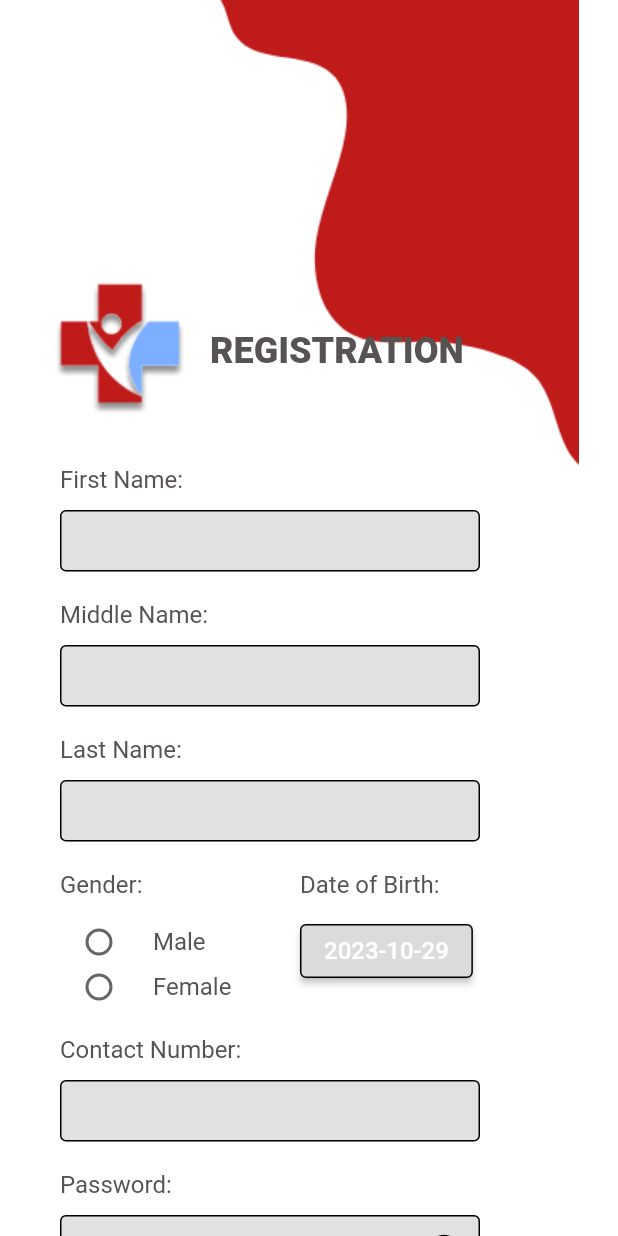
After one commit to Lance-Abella/lifeline_assistance, a Flutter app: the RegistrationPage screen opened directly, on a phone screen of 412 x 824 dp. The commit adds this screen. Run offline on Flutter 3.47's test engine with Material 2 defaults, Android fonts, the phone set to English and light mode, and no system bars; Roboto replaces fonts that are missing (IBM Plex Mono).

Commit message:
finished the registration page 1

```diff
--- a/lib/pages/login_page.dart
+++ b/lib/pages/login_page.dart
@@ -2,6 +2,7 @@
 
 import "package:flutter/material.dart";
 import "package:flutter/services.dart";
+import "package:lifeline_assistance/pages/registration_page.dart";
 
 class LoginPage extends StatefulWidget {
   @override
@@ -28,21 +29,21 @@
             ),
 
             Container(
-              margin: EdgeInsets.only(left: 105, top: 60),
+              margin: EdgeInsets.only(left: 22, top: 180),
               child: Image(
                 image: AssetImage("assets/logind2.png"),
               ),
             ),
 
             Container(
-              margin: EdgeInsets.only(left: 127, top: 240),
+              margin: EdgeInsets.only(left: 140, top: 220),
               child: Text(
                 "LOG IN",
                 style: TextStyle(
                   color: Color.fromRGBO(88, 83, 83, 1),
                   fontFamily: "IBM Plex Mono",
                   fontSize: 24,
-                  fontWeight: FontWeight.w400,
+                  fontWeight: FontWeight.w800,
                 ),
               ),
             ),
@@ -178,7 +179,9 @@
               ),
             ),
 
-            Container(
+            GestureDetector(
+              onTap: () => Navigator.of(context).push(MaterialPageRoute(builder: (context) =>RegistrationPage())),
+              child: Container(
                 margin: EdgeInsets.only(left: 115, top: 625),
                 child: Text(
                   "Create an account",
@@ -187,6 +190,7 @@
                     fontFamily: "IBM Plex Mono",
                     fontSize: 14,
                     fontWeight: FontWeight.w800,
+                  ),
                 ),
               ),
             ),
--- /dev/null
+++ b/lib/pages/registration_page.dart
@@ -0,0 +1,594 @@
+// ignore_for_file: prefer_const_constructors, avoid_unnecessary_containers, prefer_const_literals_to_create_immutables, sized_box_for_whitespace, unused_element, deprecated_member_use
+
+import 'package:flutter/material.dart';
+import 'package:flutter/services.dart';
+import 'package:lifeline_assistance/pages/login_page.dart';
+
+class RegistrationPage extends StatefulWidget {
+  const RegistrationPage({super.key});
+
+  @override
+  State<RegistrationPage> createState() => _RegistrationPageState();
+}
+
+class _RegistrationPageState extends State<RegistrationPage> {
+  String? gender;
+  DateTime selectedDate = DateTime.now();
+  bool _obscureText = true;
+  String? selectedBloodType;
+
+  Future<void> _selectDate(BuildContext context) async {
+  DateTime currentDate = selectedDate;
+
+  DateTime? picked = await showDialog(
+    context: context,
+    builder: (BuildContext context) {
+      return AlertDialog(
+        title: Text(
+          "Select Date of Birth",
+          style: TextStyle(
+            color: Color.fromRGBO(88, 83, 83, 1),
+          ),
+          ),
+        backgroundColor: Colors.white,
+        content: Column(
+          mainAxisSize: MainAxisSize.min,
+          children: [
+            Container(
+              height: 200,
+              color: Colors.white,
+              child: Theme(
+                data: ThemeData.light().copyWith(
+                  primaryColor: Colors.white,
+                ),
+                child: CalendarDatePicker(
+                  initialDate: currentDate,
+                  firstDate: DateTime(1900),
+                  lastDate: DateTime.now(),
+                  onDateChanged: (date) {
+                    currentDate = date;
+                  },
+                ),
+              ),
+            ),
+            ElevatedButton(
+              onPressed: () {
+                Navigator.of(context).pop(currentDate);
+              },
+              child: Text(
+                "OK",
+                style: TextStyle(
+                color: Color.fromRGBO(255, 255, 255, 1),
+              ),
+              ),
+            ),
+          ],
+        ),
+      );
+    },
+  );
+
+  if (picked != null) {
+    setState(() {
+      selectedDate = picked;
+    });
+  }
+}
+
+  @override
+  Widget build(BuildContext context) {
+    return Scaffold(
+      backgroundColor: Colors.white,
+      body: Container(
+        height: 3000,
+        width: 400,
+        child: SingleChildScrollView(
+          child: Stack(
+            children: [
+              Container(
+                margin: EdgeInsets.only(left: 135),
+                child: Image(
+                  image: AssetImage("assets/logind1.png"),
+                ),
+              ),
+
+              Container(
+                margin: EdgeInsets.only(left: 22, top: 180),
+                child: Image(
+                  image: AssetImage("assets/logind2.png"),
+                ),
+              ),
+
+              Container(
+                width: 180,
+              margin: EdgeInsets.only(top: 1050),
+              child: Image(
+                image: AssetImage("assets/logind3.png"),
+              ),
+            ),
+
+              Container(
+                margin: EdgeInsets.only(left: 140, top: 220),
+                child: Text(
+                  "REGISTRATION",
+                  style: TextStyle(
+                    color: Color.fromRGBO(88, 83, 83, 1),
+                    fontFamily: "IBM Plex Mono",
+                    fontSize: 24,
+                    fontWeight: FontWeight.w800,
+                  ),
+                ),
+              ),
+
+              Container(
+                margin: EdgeInsets.only(left: 40, top: 310),
+                child: Text(
+                  "First Name:",
+                  style: TextStyle(
+                    color: Color.fromRGBO(88, 83, 83, 1),
+                    fontFamily: "IBM Plex Mono",
+                    fontSize: 16,
+                    fontWeight: FontWeight.w400,
+                  ),
+                ),
+              ),
+
+              Container(
+                height: 41,
+                width: 280,
+                margin: EdgeInsets.only(left: 40, top: 340),
+                child: TextField(
+                  style: TextStyle(
+                    color: Colors.black,
+                  ),
+                  decoration: InputDecoration(
+                    enabledBorder: OutlineInputBorder(
+                      borderSide: BorderSide(color: Colors.black),
+                    ),
+                    focusedBorder: OutlineInputBorder(
+                      borderSide: BorderSide(color: Colors.black),
+                    ),
+                    filled: true,
+                    fillColor: Color.fromRGBO(226, 225, 225, 1),
+                  ),
+                ),
+              ),
+
+              Container(
+                margin: EdgeInsets.only(left: 40, top: 400),
+                child: Text(
+                  "Middle Name:",
+                  style: TextStyle(
+                    color: Color.fromRGBO(88, 83, 83, 1),
+                    fontFamily: "IBM Plex Mono",
+                    fontSize: 16,
+                    fontWeight: FontWeight.w400,
+                  ),
+                ),
+              ),
+
+              Container(
+                height: 41,
+                width: 280,
+                margin: EdgeInsets.only(left: 40, top: 430),
+                child: TextField(
+                  style: TextStyle(
+                    color: Colors.black,
+                  ),
+                  decoration: InputDecoration(
+                    enabledBorder: OutlineInputBorder(
+                      borderSide: BorderSide(color: Colors.black),
+                    ),
+                    focusedBorder: OutlineInputBorder(
+                      borderSide: BorderSide(color: Colors.black),
+                    ),
+                    filled: true,
+                    fillColor: Color.fromRGBO(226, 225, 225, 1),
+                  ),
+                ),
+              ),
+
+              Container(
+                margin: EdgeInsets.only(left: 40, top: 490),
+                child: Text(
+                  "Last Name:",
+                  style: TextStyle(
+                    color: Color.fromRGBO(88, 83, 83, 1),
+                    fontFamily: "IBM Plex Mono",
+                    fontSize: 16,
+                    fontWeight: FontWeight.w400,
+                  ),
+                ),
+              ),
+
+              Container(
+                height: 41,
+                width: 280,
+                margin: EdgeInsets.only(left: 40, top: 520),
+                child: TextField(
+                  style: TextStyle(
+                    color: Colors.black,
+                  ),
+                  decoration: InputDecoration(
+                    enabledBorder: OutlineInputBorder(
+                      borderSide: BorderSide(color: Colors.black),
+                    ),
+                    focusedBorder: OutlineInputBorder(
+                      borderSide: BorderSide(color: Colors.black),
+                    ),
+                    filled: true,
+                    fillColor: Color.fromRGBO(226, 225, 225, 1),
+                  ),
+                ),
+              ),
+
+              Container(
+                margin: EdgeInsets.only(left: 40, top: 580),
+                child: Text(
+                  "Gender:",
+                  style: TextStyle(
+                    color: Color.fromRGBO(88, 83, 83, 1),
+                    fontFamily: "IBM Plex Mono",
+                    fontSize: 16,
+                    fontWeight: FontWeight.w400,
+                  ),
+                ),
+              ),
+
+              Container(
+                margin: EdgeInsets.only(left: 30, top: 600),
+                child: RadioListTile(
+                  selected: false,
+                  fillColor: MaterialStateProperty.all(const Color.fromRGBO(0, 0, 0, 0.6)),
+                  title: Text(
+                    "Male",
+                    style: TextStyle(
+                      color: const Color.fromRGBO(88, 83, 83, 1),
+                      fontSize: 16,
+                      fontFamily: "IBM Plex Mono",
+                      fontWeight: FontWeight.w400,
+                      ),
+                      ),
+                  value: "Male",
+                  groupValue: gender,
+                  activeColor: Colors.black,
+                  onChanged: (value) {
+                    setState(() {
+                      gender = value!;
+                    });
+                  },
+                ),
+              ),
+
+              Container(
+                margin: EdgeInsets.only(left: 30, top: 630),
+                child: RadioListTile(
+                  selected: false,
+                  fillColor: MaterialStateProperty.all(const Color.fromRGBO(0, 0, 0, 0.6)),
+                  title: Text(
+                    "Female",
+                    style: TextStyle(
+                      color: const Color.fromRGBO(88, 83, 83, 1),
+                      fontSize: 16,
+                      fontFamily: "IBM Plex Mono",
+                      fontWeight: FontWeight.w400,
+                      ),
+                      ),
+                  value: "Female",
+                  groupValue: gender,
+                  activeColor: Colors.black,
+                  onChanged: (value) {
+                    setState(() {
+                      gender = value!;
+                    });
+                  },
+                ),
+              ),
+
+              Container(
+                margin: EdgeInsets.only(left: 200, top: 580),
+                child: Text(
+                  "Date of Birth:",
+                  style: TextStyle(
+                    color: Color.fromRGBO(88, 83, 83, 1),
+                    fontFamily: "IBM Plex Mono",
+                    fontSize: 16,
+                    fontWeight: FontWeight.w400,
+                  ),
+                ),
+              ),
+
+              Container(
+                color: Colors.white,
+                margin: EdgeInsets.only(left: 200, top: 610),
+                child: ElevatedButton(
+                  onPressed: () => _selectDate(context),
+                  style: ButtonStyle(
+                  backgroundColor: MaterialStateProperty.all<Color>(Color.fromRGBO(220, 219, 219, 1)),
+                  side: MaterialStateProperty.all<BorderSide>(
+                  BorderSide(
+                    color: Colors.black,
+                    width: 1.0,
+                  ),
+                ),
+                ),
+                  child: Text(
+                    "${selectedDate.toLocal()}".split(' ')[0],
+                    style: TextStyle(
+                      fontSize: 16,
+                    ),
+                  ),
+                ),
+              ),
+
+              Container(
+                margin: EdgeInsets.only(left: 40, top: 690),
+                child: Text(
+                  "Contact Number:",
+                  style: TextStyle(
+                    color: Color.fromRGBO(88, 83, 83, 1),
+                    fontFamily: "IBM Plex Mono",
+                    fontSize: 16,
+                    fontWeight: FontWeight.w400,
+                  ),
+                ),
+              ),
+
+              Container(
+              height: 41,
+              width: 280,
+              margin: EdgeInsets.only(left: 40, top: 720),
+              child: TextField(
+                style: TextStyle(
+                  color: Colors.black,
+                ),
+                keyboardType: TextInputType.number,
+                inputFormatters: <TextInputFormatter>[
+                  FilteringTextInputFormatter.digitsOnly,
+                ],
+                decoration: InputDecoration(
+                  enabledBorder: OutlineInputBorder(
+                    borderSide: BorderSide(color: Colors.black),
+                  ),
+                  focusedBorder: OutlineInputBorder(
+                    borderSide: BorderSide(color: Colors.black),
+                  ),
+                  filled: true,
+                  fillColor: Color.fromRGBO(226, 225, 225, 1),
+                ),
+              ),
+            ),
+
+            Container(
+                margin: EdgeInsets.only(left: 40, top: 780),
+                child: Text(
+                  "Password:",
+                  style: TextStyle(
+                    color: Color.fromRGBO(88, 83, 83, 1),
+                    fontFamily: "IBM Plex Mono",
+                    fontSize: 16,
+                    fontWeight: FontWeight.w400,
+                  ),
+                ),
+              ),
+
+              Container(
+              height: 41,
+              width: 280,
+              margin: EdgeInsets.only(left: 40, top: 810),
+              child: TextField(
+                style: TextStyle(
+                  color: Colors.black,
+                ),
+                obscureText: _obscureText,
+                decoration: InputDecoration(
+                  suffixIcon: IconButton(
+                    icon: Icon(
+                      _obscureText ? Icons.visibility : Icons.visibility_off,
+                    ),
+                    color: Colors.black,
+                    onPressed: () {
+                      setState(() {
+                        _obscureText = !_obscureText;
+                      });
+                    },
+                  ),
+                  enabledBorder: OutlineInputBorder(
+                    borderSide: BorderSide(color: Colors.black),
+                  ),
+                  focusedBorder: OutlineInputBorder(
+                    borderSide: BorderSide(color: Colors.black),
+                  ),
+                  filled: true,
+                  fillColor: Color.fromRGBO(226, 225, 225, 1),
+                ),
+              ),
+            ),
+
+            Container(
+                margin: EdgeInsets.only(left: 40, top: 870),
+                child: Text(
+                  "Address:",
+                  style: TextStyle(
+                    color: Color.fromRGBO(88, 83, 83, 1),
+                    fontFamily: "IBM Plex Mono",
+                    fontSize: 16,
+                    fontWeight: FontWeight.w400,
+                  ),
+                ),
+              ),
+
+              Container(
+                height: 41,
+                width: 280,
+                margin: EdgeInsets.only(left: 40, top: 900),
+                child: TextField(
+                  style: TextStyle(
+                    color: Colors.black,
+                  ),
+                  decoration: InputDecoration(
+                    enabledBorder: OutlineInputBorder(
+                      borderSide: BorderSide(color: Colors.black),
+                    ),
+                    focusedBorder: OutlineInputBorder(
+                      borderSide: BorderSide(color: Colors.black),
+                    ),
+                    filled: true,
+                    fillColor: Color.fromRGBO(226, 225, 225, 1),
+                  ),
+                ),
+              ),
+
+              Container(
+                margin: EdgeInsets.only(left: 40, top: 960),
+                child: Text(
+                  "Occupation:",
+                  style: TextStyle(
+                    color: Color.fromRGBO(88, 83, 83, 1),
+                    fontFamily: "IBM Plex Mono",
+                    fontSize: 16,
+                    fontWeight: FontWeight.w400,
+                  ),
+                ),
+              ),
+
+              Container(
+                height: 41,
+                width: 120,
+                margin: EdgeInsets.only(left: 40, top: 990),
+                child: TextField(
+                  style: TextStyle(
+                    color: Colors.black,
+                  ),
+                  decoration: InputDecoration(
+                    enabledBorder: OutlineInputBorder(
+                      borderSide: BorderSide(color: Colors.black),
+                    ),
+                    focusedBorder: OutlineInputBorder(
+                      borderSide: BorderSide(color: Colors.black),
+                    ),
+                    filled: true,
+                    fillColor: Color.fromRGBO(226, 225, 225, 1),
+                  ),
+                ),
+              ),
+
+              Container(
+                margin: EdgeInsets.only(left: 200, top: 960),
+                child: Text(
+                  "Blood Type:",
+                  style: TextStyle(
+                    color: Color.fromRGBO(88, 83, 83, 1),
+                    fontFamily: "IBM Plex Mono",
+                    fontSize: 16,
+                    fontWeight: FontWeight.w400,
+                  ),
+                ),
+              ),
+
+                Container(
+                  margin: EdgeInsets.only(left: 190, top: 990),
+                  height: 41,
+                  width: 120,
+                  alignment: Alignment.centerRight,
+                  decoration: BoxDecoration(
+                    border: Border.all(color: Colors.black, width: 1.0),
+                    borderRadius: BorderRadius.circular(5),
+                    color: const Color.fromRGBO(217, 217, 217, 1),
+                  ),
+                  child:Container(
+                    padding: EdgeInsets.zero,
+                    child: DropdownButton<String>(
+                      alignment:AlignmentDirectional.topCenter,
+                      value: selectedBloodType,
+                      dropdownColor: Colors.white,
+                      icon: Icon(Icons.arrow_drop_down, color: Colors.black,),
+                      iconSize: 24,
+                      elevation: 0,
+                      itemHeight: 48,
+
+                      onChanged: (String? newValue) {
+                        setState(() {
+                          selectedBloodType = newValue;
+                        });
+                      },
+                      items: <String>[
+                        'A+', 'A-', 'B+', 'B-', 'AB+', 'AB-', 'O+', 'O-', 'Other'
+                      ].map((String value) {
+                        return DropdownMenuItem<String>(
+                          alignment:AlignmentDirectional.centerEnd,
+                          value: value,
+                          child: Text(
+                            value,
+                            style: TextStyle(
+                              color: Colors.black,
+                            ),
+                          ),
+                        );
+                      }).toList(),
+                      underline: Container(
+                      height: 0,
+                    ),
+                    ),
+                  ),
+                ),
+
+
+              Container(
+                margin: EdgeInsets.only(left: 50, top: 1050),
+                width: 117,
+                height: 38,
+                child: ElevatedButton(
+
+                  onPressed: () {
+                    Navigator.of(context).push(MaterialPageRoute(builder: (context) =>LoginPage()));
+                  },
+                  style: ElevatedButton.styleFrom(
+                    primary: const Color.fromRGBO(191, 27, 27, 1),
+                    onPrimary: Colors.white,
+                    padding: EdgeInsets.all(5),
+                    shape: RoundedRectangleBorder(
+                      borderRadius: BorderRadius.circular(5),
+                    ),
+                  ),
+                  child: Text(
+                    "Back",
+                    style: TextStyle(
+                      fontSize: 16,
+                    ),
+                  ),
+                ),
+              ),
+
+              Container(
+                margin: EdgeInsets.only(left: 190, top: 1050),
+                width: 117,
+                height: 38,
+                child: ElevatedButton(
+
+                  onPressed: () {
+                    Navigator.of(context).push(MaterialPageRoute(builder: (context) =>RegistrationPage()));
+                  },
+                  style: ElevatedButton.styleFrom(
+                    primary: const Color.fromRGBO(191, 27, 27, 1),
+                    onPrimary: Colors.white,
+                    padding: EdgeInsets.all(5),
+                    shape: RoundedRectangleBorder(
+                      borderRadius: BorderRadius.circular(5),
+                    ),
+                  ),
+                  child: Text(
+                    "Next",
+                    style: TextStyle(
+                      fontSize: 16,
+                    ),
+                  ),
+                ),
+              ),
+            ],
+          ),
+        ),
+      ),
+    );
+  }
+}
```
Lines whose indentation alone changed are shown as unchanged.
